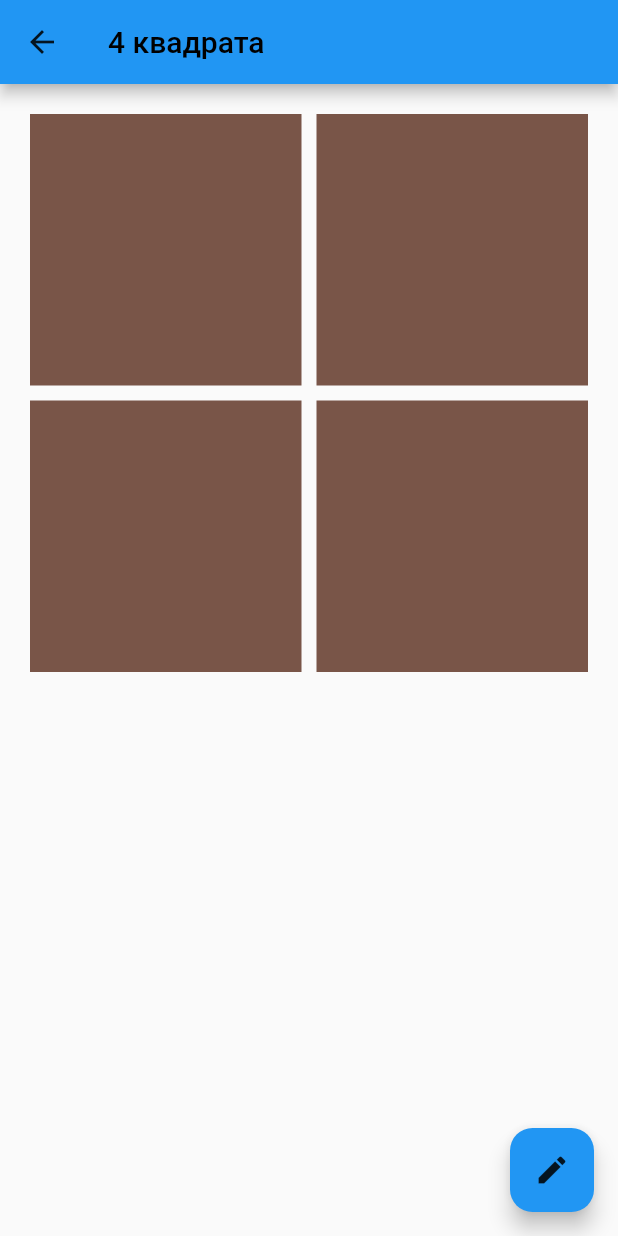
After one commit to Pasheza/boost_grade, a Flutter app: the screen it shows after launch, after a tap on "4 квадрата", on a phone screen of 412 x 824 dp. The commit adds this screen. Run offline on Flutter 3.47's test engine with Material 2 defaults, Android fonts, the phone set to English and light mode, and no system bars.

Commit message:
PR changes

```diff
--- a/lib/pages/four_squares_page.dart
+++ b/lib/pages/four_squares_page.dart
@@ -1,5 +1,6 @@
 import 'package:boost_grade/resources/colors.dart';
-import 'package:boost_grade/utils/rndm_color_gen.dart';
+import 'package:boost_grade/utils/colors_util.dart';
+import 'package:boost_grade/widgets/widgets.dart';
 import 'package:flutter/material.dart';
 
 class FourSquaresPage extends StatefulWidget {
@@ -33,26 +34,15 @@ class _FourSquaresPageState extends State<FourSquaresPage> {
           color: Theme.of(context).iconTheme.color,
         ),
       ),
-      body: Center(
-        child: GridView.count(
-          primary: false,
-          padding: const EdgeInsets.all(20),
-          crossAxisSpacing: 10,
-          mainAxisSpacing: 10,
-          crossAxisCount: 2,
-          children: <Widget>[
-            getGridTile(),
-            getGridTile(),
-            getGridTile(),
-            getGridTile(),
-          ],
-        )
+      body: CustomGridView(
+        childCount: 4,
+        child: _getGridTile(),
       ),
     );
   }
 }
 
-Widget getGridTile() {
+Widget _getGridTile() {
   return Container(
     padding: const EdgeInsets.all(8),
     color: getRandomColor()
--- a/lib/pages/home_page.dart
+++ b/lib/pages/home_page.dart
@@ -1,5 +1,5 @@
-import 'package:boost_grade/pages/four_squares_page.dart';
 import 'package:boost_grade/resources/colors.dart';
+import 'package:boost_grade/resources/routes.dart';
 import 'package:flutter/material.dart';
 import 'package:boost_grade/resources/pages_list.dart';
 
@@ -31,14 +31,9 @@ class MyHomePage extends StatelessWidget {
           children: <Widget>[
             MainPageButton(
               title: fourSquaresPageTitle,
-              onPressed: (){
-                Navigator.push(
-                  context,
-                  MaterialPageRoute(builder: (context) => const FourSquaresPage(title: fourSquaresPageTitle))
-                );
-              },
+              onPressed: () => _navigateTo(context, FourSquaresPageRoute()),
             ),
-            MainPageButton(title: colorListPageTitle, onPressed: (){},),
+            MainPageButton(title: colorListPageTitle, onPressed: (){}),
             MainPageButton(title: codelabPageTitle, onPressed: (){}),
             MainPageButton(title: asyncRequestPagetitle, onPressed: (){}),
           ],
@@ -84,3 +79,7 @@ class MainPageButton extends StatelessWidget {
     );
   }
 }
+
+void _navigateTo(BuildContext context, MaterialPageRoute route) {
+  Navigator.push(context, route);
+}
--- /dev/null
+++ b/lib/resources/routes.dart
@@ -0,0 +1,10 @@
+import 'package:boost_grade/pages/four_squares_page.dart';
+import 'package:boost_grade/resources/pages_list.dart';
+import 'package:flutter/material.dart';
+
+class FourSquaresPageRoute extends MaterialPageRoute {
+
+  FourSquaresPageRoute() : super(
+    builder: (context) => const FourSquaresPage(title: fourSquaresPageTitle)
+  );
+}
--- /dev/null
+++ b/lib/widgets/widgets.dart
@@ -0,0 +1,28 @@
+import 'package:flutter/material.dart';
+
+class CustomGridView extends StatelessWidget {
+  final Widget child;
+  final int childCount;
+  const CustomGridView({
+    Key? key,
+    required this.child,
+    required this.childCount
+  }) : super(key: key);
+
+  @override
+  Widget build(BuildContext context) {
+    return Center(
+      child: GridView.count(
+        primary: false,
+        padding: const EdgeInsets.all(20),
+        crossAxisSpacing: 10,
+        mainAxisSpacing: 10,
+        crossAxisCount: 2,
+        children: [
+          for (int i=0; i<childCount; i++)
+            child
+        ]
+      )
+    );
+  }
+}
```
Also changed, not shown: lib/utils/colors_util.dart (renamed from lib/utils/rndm_color_gen.dart).
